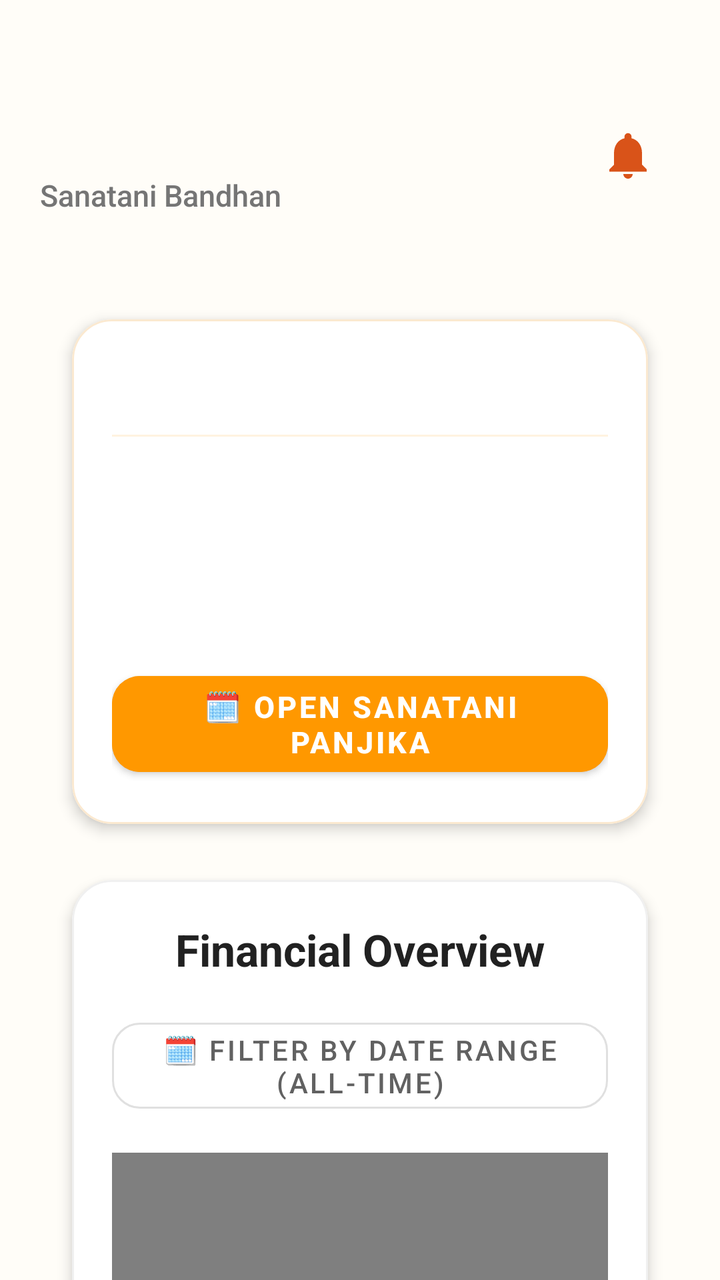
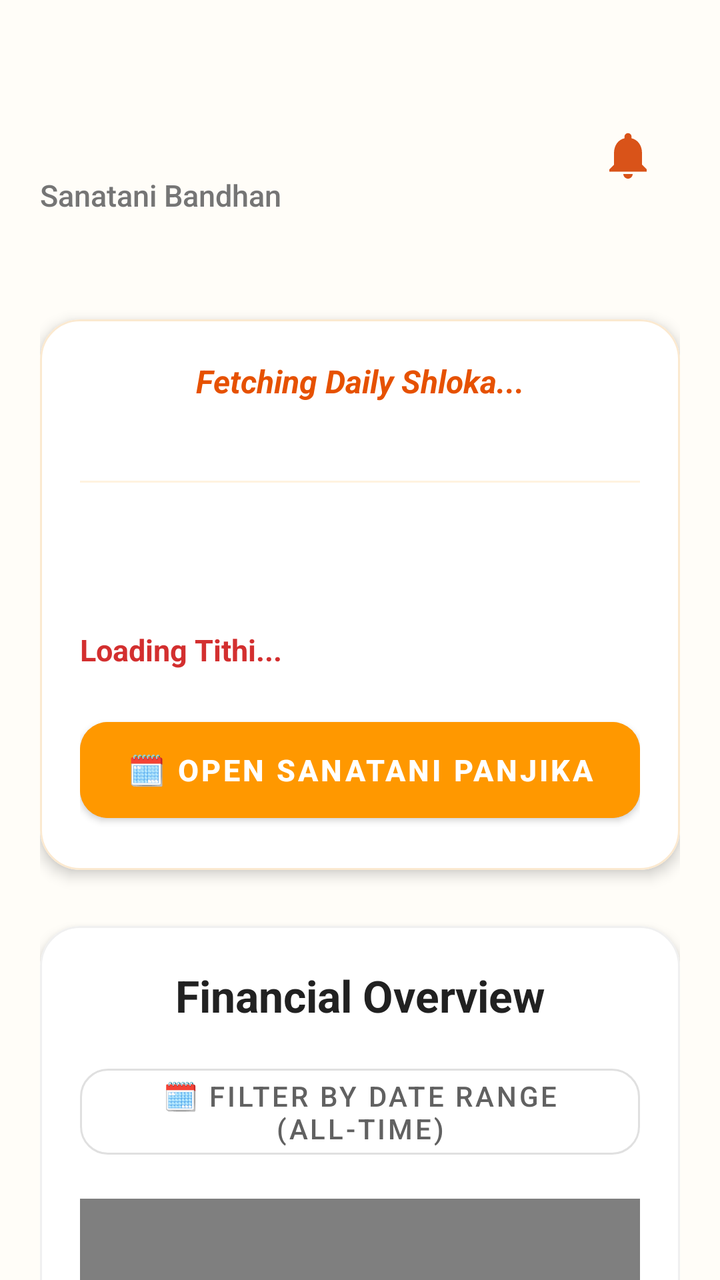

Screens rendered from an Android XML layout before and after an edit, with the pre-edit source and the edit as a unified diff.
<!-- AndroidManifest.xml: application theme Theme.MaterialComponents.Light.NoActionBar -->
<!-- res/layout/activity_dashboard.xml -->
<?xml version="1.0" encoding="utf-8"?>
<androidx.core.widget.NestedScrollView xmlns:android="http://schemas.android.com/apk/res/android"
    xmlns:app="http://schemas.android.com/apk/res-auto"
    xmlns:tools="http://schemas.android.com/tools"
    android:id="@+id/mainLayout"
    android:layout_width="match_parent"
    android:layout_height="match_parent"
    android:background="#FFFDF8"
    android:fillViewport="true">

    <LinearLayout
        android:layout_width="match_parent"
        android:layout_height="wrap_content"
        android:orientation="vertical"
        android:paddingHorizontal="20dp"
        android:paddingTop="24dp"
        android:paddingBottom="40dp">

        
        <com.google.android.material.card.MaterialCardView
            android:id="@+id/bannerCardContainer"
            android:layout_width="match_parent"
            android:layout_height="wrap_content"
            app:cardCornerRadius="20dp"
            app:cardElevation="0dp"
            app:cardBackgroundColor="@android:color/transparent"
            android:layout_marginBottom="24dp">

            <ImageView
                android:id="@+id/bannerImageView"
                android:layout_width="match_parent"
                android:layout_height="220dp"
                android:scaleType="centerCrop"
                android:visibility="gone"
                android:clickable="true"
                android:focusable="true"
                android:foreground="?attr/selectableItemBackground"
                android:contentDescription="Global Marketing Banner" />
        </com.google.android.material.card.MaterialCardView>

        
        <LinearLayout
            android:layout_width="match_parent"
            android:layout_height="wrap_content"
            android:orientation="horizontal"
            android:gravity="center_vertical"
            android:layout_marginBottom="28dp">

            <LinearLayout
                android:layout_width="0dp"
                android:layout_height="wrap_content"
                android:layout_weight="1"
                android:orientation="vertical"
                android:gravity="center_vertical|start"
                android:layout_marginEnd="16dp">

                <TextView
                    android:id="@+id/tvDashboardTitle"
                    android:layout_width="wrap_content"
                    android:layout_height="wrap_content"
                    android:textSize="28sp"
                    android:textStyle="bold"
                    android:textColor="#E65100"
                    android:fontFamily="sans-serif-black"
                    android:letterSpacing="-0.02"/>

                <TextView
                    android:id="@+id/tvDashboardBranding"
                    android:layout_width="wrap_content"
                    android:layout_height="wrap_content"
                    android:text="@string/app_name"
                    android:textSize="15sp"
                    android:textColor="#757575"
                    android:layout_marginTop="2dp"
                    android:fontFamily="sans-serif-medium"/>

                <com.google.android.material.button.MaterialButton
                    android:id="@+id/btnUpgradeBadge"
                    android:layout_width="wrap_content"
                    android:layout_height="36dp"
                    android:layout_marginTop="10dp"
                    android:text="⭐ SEVA FREE - UPGRADE"
                    android:textSize="11sp"
                    android:textStyle="bold"
                    android:textColor="#FFFFFF"
                    android:backgroundTint="#F26522"
                    app:cornerRadius="18dp"
                    android:insetTop="0dp"
                    android:insetBottom="0dp"
                    android:paddingHorizontal="16dp"
                    android:minHeight="0dp"
                    android:minWidth="0dp"
                    app:elevation="2dp"
                    android:visibility="gone"/>
            </LinearLayout>

            <FrameLayout
                android:id="@+id/btnNotificationCenter"
                android:layout_width="52dp"
                android:layout_height="52dp"
                android:background="?attr/selectableItemBackgroundBorderless"
                android:clickable="true"
                android:focusable="true">

                <ImageView
                    android:layout_width="28dp"
                    android:layout_height="28dp"
                    android:layout_gravity="center"
                    android:src="@drawable/ic_bell"
                    app:tint="#D95319"
                    android:contentDescription="Notification Center" />

                <com.google.android.material.card.MaterialCardView
                    android:id="@+id/badgeContainer"
                    android:layout_width="22dp"
                    android:layout_height="22dp"
                    android:layout_gravity="top|end"
                    android:layout_marginTop="4dp"
                    android:layout_marginEnd="4dp"
                    app:cardBackgroundColor="#D32F2F"
                    app:cardCornerRadius="11dp"
                    app:strokeWidth="2dp"
                    app:strokeColor="#FFFDF8"
                    android:visibility="gone">
                    <TextView
                        android:id="@+id/tvNotificationBadge"
                        android:layout_width="match_parent"
                        android:layout_height="match_parent"
                        android:text="0"
                        android:textColor="#FFFFFF"
                        android:textSize="10sp"
                        android:textStyle="bold"
                        android:gravity="center" />
                </com.google.android.material.card.MaterialCardView>
            </FrameLayout>
        </LinearLayout>

        
        <com.google.android.material.card.MaterialCardView
            android:id="@+id/quoteCard"
            android:layout_width="match_parent"
            android:layout_height="wrap_content"
            android:layout_marginHorizontal="16dp"
            android:layout_marginTop="24dp"
            app:cardBackgroundColor="#FFFFFF"
            app:cardCornerRadius="20dp"
            app:cardElevation="4dp"
            app:strokeWidth="1dp"
            app:strokeColor="#FBE9D0">

            <LinearLayout
                android:layout_width="match_parent"
                android:layout_height="wrap_content"
                android:orientation="vertical"
                android:padding="20dp">

                <TextView
                    android:id="@+id/shlokaText"
                    android:layout_width="match_parent"
                    android:layout_height="wrap_content"
                    android:textSize="16sp"
                    android:textStyle="bold|italic"
                    android:textColor="#E65100"
                    android:gravity="center"
                    android:layout_marginBottom="16dp"
                    android:lineSpacingExtra="4dp"/>

                <View
                    android:layout_width="match_parent"
                    android:layout_height="1dp"
                    android:background="#FFF3E0"
                    android:layout_marginBottom="16dp"/>

                <TextView
                    android:id="@+id/tvDateEnglish"
                    android:layout_width="match_parent"
                    android:layout_height="wrap_content"
                    android:textSize="16sp"
                    android:textColor="#212121"
                    android:textStyle="bold"/>

                <TextView
                    android:id="@+id/tvDateBengali"
                    android:layout_width="match_parent"
                    android:layout_height="wrap_content"
                    android:textSize="16sp"
                    android:textColor="#424242"
                    android:textStyle="bold"
                    android:layout_marginTop="6dp"/>

                <TextView
                    android:id="@+id/tvTithiAlert"
                    android:layout_width="match_parent"
                    android:layout_height="wrap_content"
                    android:textSize="15sp"
                    android:textColor="#D32F2F"
                    android:textStyle="bold"
                    android:layout_marginTop="8dp"/>

                <com.google.android.material.button.MaterialButton
                    android:id="@+id/btnPanjika"
                    android:layout_width="match_parent"
                    android:layout_height="60dp"
                    android:text="@string/btn_panjika"
                    android:textColor="#FFFFFF"
                    android:textSize="15sp"
                    android:textStyle="bold"
                    android:backgroundTint="#FF9800"
                    app:cornerRadius="14dp"
                    app:elevation="2dp"
                    android:layout_marginTop="20dp"/>
            </LinearLayout>
        </com.google.android.material.card.MaterialCardView>

        
        <com.google.android.material.card.MaterialCardView
            android:id="@+id/financialCard"
            android:layout_width="match_parent"
            android:layout_height="wrap_content"
            android:layout_marginHorizontal="16dp"
            android:layout_marginTop="28dp"
            app:cardBackgroundColor="#FFFFFF"
            app:cardCornerRadius="20dp"
            app:cardElevation="4dp"
            app:strokeWidth="1dp"
            app:strokeColor="#F0F0F0">

            <LinearLayout
                android:layout_width="match_parent"
                android:layout_height="wrap_content"
                android:orientation="vertical"
                android:padding="20dp">

                <TextView
                    android:layout_width="match_parent"
                    android:layout_height="wrap_content"
                    android:text="@string/txt_financial_overview"
                    android:textSize="22sp"
                    android:textStyle="bold"
                    android:textColor="#212121"
                    android:gravity="center"
                    android:layout_marginBottom="16dp"/>

                <com.google.android.material.button.MaterialButton
                    android:id="@+id/btnFilterChartDate"
                    style="@style/Widget.MaterialComponents.Button.OutlinedButton"
                    android:layout_width="match_parent"
                    android:layout_height="55dp"
                    android:text="@string/txt_filter_dates"
                    android:textColor="#616161"
                    app:strokeColor="#E0E0E0"
                    app:cornerRadius="14dp"
                    android:layout_marginBottom="16dp"/>

                <FrameLayout
                    android:id="@+id/pieChartContainer"
                    android:layout_width="match_parent"
                    android:layout_height="250dp">
                     <com.github.mikephil.charting.charts.PieChart
                         android:id="@+id/pieChart"
                         android:layout_width="match_parent"
                         android:layout_height="match_parent" />
                </FrameLayout>
            </LinearLayout>
        </com.google.android.material.card.MaterialCardView>

        <TextView
            android:id="@+id/tvOperationsHeader"
            android:layout_width="wrap_content"
            android:layout_height="wrap_content"
            android:text="Mandir Operations"
            android:textSize="18sp"
            android:textStyle="bold"
            android:textColor="#212121"
            android:layout_marginStart="20dp"
            android:layout_marginTop="32dp"
            android:layout_marginBottom="16dp"/>

        
        <LinearLayout
            android:id="@+id/gridRow1"
            android:layout_width="match_parent"
            android:layout_height="wrap_content"
            android:orientation="horizontal"
            android:weightSum="2"
            android:layout_marginHorizontal="14dp"
            android:layout_marginTop="16dp">
            <com.google.android.material.button.MaterialButton
                android:id="@+id/cardMembers"
                android:layout_width="0dp"
                android:layout_weight="1"
                android:layout_height="90dp"
                android:layout_margin="6dp"
                android:text="@string/btn_member_directory"
                android:textSize="13sp"
                android:textStyle="bold"
                app:cornerRadius="16dp"
                app:elevation="2dp"
                android:backgroundTint="#1E88E5"/>
            <com.google.android.material.button.MaterialButton
                android:id="@+id/cardDonations"
                android:layout_width="0dp"
                android:layout_weight="1"
                android:layout_height="90dp"
                android:layout_margin="6dp"
                android:text="@string/btn_smart_chanda"
                android:textSize="13sp"
                android:textStyle="bold"
                app:cornerRadius="16dp"
                app:elevation="2dp"
                android:backgroundTint="#43A047"/>
        </LinearLayout>

        <LinearLayout
            android:id="@+id/gridRow2"
            android:layout_width="match_parent"
            android:layout_height="wrap_content"
            android:orientation="horizontal"
            android:weightSum="2"
            android:layout_marginHorizontal="14dp">
            <com.google.android.material.button.MaterialButton
                android:id="@+id/cardExpenses"
                android:layout_width="0dp"
                android:layout_weight="1"
                android:layout_height="90dp"
                android:layout_margin="6dp"
                android:text="@string/btn_utsav_expenses"
                android:textSize="13sp"
                android:textStyle="bold"
                app:cornerRadius="16dp"
                app:elevation="2dp"
                android:backgroundTint="#E53935"/>
            <com.google.android.material.button.MaterialButton
                android:id="@+id/cardPolls"
                android:layout_width="0dp"
                android:layout_weight="1"
                android:layout_height="90dp"
                android:layout_margin="6dp"
                android:text="@string/btn_sanatani_polls"
                android:textSize="13sp"
                android:textStyle="bold"
                app:cornerRadius="16dp"
                app:elevation="2dp"
                android:backgroundTint="#FB8C00"/>
        </LinearLayout>

        <LinearLayout
            android:id="@+id/gridRow3"
            android:layout_width="match_parent"
            android:layout_height="wrap_content"
            android:orientation="horizontal"
            android:weightSum="2"
            android:layout_marginHorizontal="14dp">
            <com.google.android.material.button.MaterialButton
                android:id="@+id/cardEvents"
                android:layout_width="0dp"
                android:layout_weight="1"
                android:layout_height="90dp"
                android:layout_margin="6dp"
                android:text="@string/btn_mandir_events"
                android:textSize="13sp"
                android:textStyle="bold"
                app:cornerRadius="16dp"
                app:elevation="2dp"
                android:backgroundTint="#8E24AA"/>
            <com.google.android.material.button.MaterialButton
                android:id="@+id/cardComms"
                android:layout_width="0dp"
                android:layout_weight="1"
                android:layout_height="90dp"
                android:layout_margin="6dp"
                android:text="@string/btn_mass_sandesh"
                android:textSize="13sp"
                android:textStyle="bold"
                app:cornerRadius="16dp"
                app:elevation="2dp"
                android:backgroundTint="#00ACC1"/>
        </LinearLayout>

        <TextView
            android:id="@+id/tvUtilitiesHeader"
            android:layout_width="wrap_content"
            android:layout_height="wrap_content"
            android:text="System &amp; Utilities"
            android:textSize="18sp"
            android:textStyle="bold"
            android:textColor="#212121"
            android:layout_marginStart="20dp"
            android:layout_marginTop="32dp"
            android:layout_marginBottom="16dp"/>

        
        <LinearLayout
            android:layout_width="match_parent"
            android:layout_height="wrap_content"
            android:orientation="vertical"
            android:layout_marginHorizontal="20dp"
            android:layout_marginTop="16dp">

            <com.google.android.material.button.MaterialButton
                android:id="@+id/btnMyProfile"
                android:layout_width="match_parent"
                android:layout_height="64dp"
                android:layout_marginBottom="8dp"
                android:text="@string/btn_my_profile"
                android:textSize="15sp"
                android:textStyle="bold"
                app:cornerRadius="14dp"
                android:backgroundTint="#3949AB"/>

            <com.google.android.material.button.MaterialButton
                android:id="@+id/btnGenerateReports"
                android:layout_width="match_parent"
                android:layout_height="64dp"
                android:layout_marginBottom="8dp"
                android:text="@string/btn_generate_pdfs"
                android:textSize="15sp"
                android:textStyle="bold"
                app:cornerRadius="14dp"
                android:backgroundTint="#546E7A"/>

            <com.google.android.material.button.MaterialButton
                android:id="@+id/btnDownloadAudit"
                android:layout_width="match_parent"
                android:layout_height="64dp"
                android:layout_marginBottom="8dp"
                android:text="@string/btn_security_audit"
                android:textSize="15sp"
                android:textStyle="bold"
                app:cornerRadius="14dp"
                android:backgroundTint="#607D8B"/>

            <com.google.android.material.button.MaterialButton
                android:id="@+id/btnWorkspaceSettings"
                android:layout_width="match_parent"
                android:layout_height="64dp"
                android:layout_marginBottom="8dp"
                android:text="@string/btn_workspace_settings"
                android:textSize="15sp"
                android:textStyle="bold"
                app:cornerRadius="14dp"
                android:backgroundTint="#78909C"/>

            <com.google.android.material.button.MaterialButton
                android:id="@+id/btnChangeLanguage"
                android:layout_width="match_parent"
                android:layout_height="64dp"
                android:layout_marginBottom="8dp"
                android:text="@string/btn_change_language"
                android:textSize="15sp"
                android:textStyle="bold"
                app:cornerRadius="14dp"
                android:backgroundTint="#8D6E63"/>

            <com.google.android.material.button.MaterialButton
                android:id="@+id/btnHelpSupport"
                android:layout_width="match_parent"
                android:layout_height="64dp"
                android:layout_marginBottom="24dp"
                android:text="@string/btn_help_support"
                android:textSize="15sp"
                android:textStyle="bold"
                app:cornerRadius="14dp"
                android:backgroundTint="#00897B"/>

            
            <com.google.android.material.button.MaterialButton
                android:id="@+id/btnLogout"
                style="@style/Widget.MaterialComponents.Button.OutlinedButton"
                android:layout_width="match_parent"
                android:layout_height="64dp"
                android:layout_marginBottom="24dp"
                android:text="@string/btn_logout"
                android:textSize="15sp"
                android:textStyle="bold"
                android:textColor="#D32F2F"
                app:strokeColor="#FFCDD2"
                app:strokeWidth="2dp"
                app:cornerRadius="14dp"/>

        </LinearLayout>
    </LinearLayout>
</androidx.core.widget.NestedScrollView>
<!-- resources referenced by this layout -->
<resources>
  <!-- drawable ic_bell (drawable) -->
  <?xml version="1.0" encoding="utf-8"?>
  <vector xmlns:android="http://schemas.android.com/apk/res/android"
      android:width="24dp"
      android:height="24dp"
      android:viewportWidth="24"
      android:viewportHeight="24">
      <path
          android:fillColor="#E65100"
          android:pathData="M12,22c1.1,0 2,-0.9 2,-2h-4c0,1.1 0.9,2 2,2zM18,16v-5c0,-3.07 -1.63,-5.64 -4.5,-6.32V4c0,-0.83 -0.67,-1.5 -1.5,-1.5s-1.5,0.67 -1.5,1.5v0.68C7.64,5.36 6,7.92 6,11v5l-2,2v1h16v-1l-2,-2z" />
  </vector>
  <string name="app_name">Sanatani Bandhan</string>
  <string name="btn_change_language">🌐 Change Language</string>
  <string name="btn_generate_pdfs">📄 Generate Financial PDFs</string>
  <string name="btn_help_support">🆘 Help &amp; Support</string>
  <string name="btn_logout">Logout</string>
  <string name="btn_mandir_events">📅 Mandir Events</string>
  <string name="btn_mass_sandesh">📢 Mass Sandesh</string>
  <string name="btn_member_directory">👥 Member Directory</string>
  <string name="btn_my_profile">👤 MY DEVOTEE PROFILE</string>
  <string name="btn_panjika">🗓️ OPEN SANATANI PANJIKA</string>
  <string name="btn_sanatani_polls">🗳️ Sanatani Polls</string>
  <string name="btn_security_audit">🛡️ Download Security Audit</string>
  <string name="btn_smart_chanda">💰 Smart Chanda</string>
  <string name="btn_utsav_expenses">🪔 Utsav Expenses</string>
  <string name="btn_workspace_settings">⚙️ Workspace Settings</string>
  <string name="txt_filter_dates">🗓️ Filter by Date Range (All-Time)</string>
  <string name="txt_financial_overview">Financial Overview</string>
</resources>

<!-- the commit's change to res/layout/activity_dashboard.xml (unified diff, before → after) -->
@@ -140,7 +140,6 @@
             android:id="@+id/quoteCard"
             android:layout_width="match_parent"
             android:layout_height="wrap_content"
-            android:layout_marginHorizontal="16dp"
             android:layout_marginTop="24dp"
             app:cardBackgroundColor="#FFFFFF"
             app:cardCornerRadius="20dp"
@@ -158,12 +157,24 @@
                     android:id="@+id/shlokaText"
                     android:layout_width="match_parent"
                     android:layout_height="wrap_content"
+                    android:text="Fetching Daily Shloka..."
                     android:textSize="16sp"
                     android:textStyle="bold|italic"
                     android:textColor="#E65100"
                     android:gravity="center"
-                    android:layout_marginBottom="16dp"
+                    android:layout_marginBottom="4dp"
                     android:lineSpacingExtra="4dp"/>
+                    
+                
+                <TextView
+                    android:id="@+id/tvShlokaSource"
+                    android:layout_width="match_parent"
+                    android:layout_height="wrap_content"
+                    android:textSize="14sp"
+                    android:textStyle="italic"
+                    android:textColor="#E65100"
+                    android:gravity="center"
+                    android:layout_marginBottom="16dp"/>
 
                 <View
                     android:layout_width="match_parent"
@@ -192,6 +203,7 @@
                     android:id="@+id/tvTithiAlert"
                     android:layout_width="match_parent"
                     android:layout_height="wrap_content"
+                    android:text="Loading Tithi..."
                     android:textSize="15sp"
                     android:textColor="#D32F2F"
                     android:textStyle="bold"
@@ -217,7 +229,6 @@
             android:id="@+id/financialCard"
             android:layout_width="match_parent"
             android:layout_height="wrap_content"
-            android:layout_marginHorizontal="16dp"
             android:layout_marginTop="28dp"
             app:cardBackgroundColor="#FFFFFF"
             app:cardCornerRadius="20dp"
@@ -272,7 +283,7 @@
             android:textSize="18sp"
             android:textStyle="bold"
             android:textColor="#212121"
-            android:layout_marginStart="20dp"
+            android:layout_marginStart="4dp"
             android:layout_marginTop="32dp"
             android:layout_marginBottom="16dp"/>
 
@@ -283,14 +294,13 @@
             android:layout_height="wrap_content"
             android:orientation="horizontal"
             android:weightSum="2"
-            android:layout_marginHorizontal="14dp"
-            android:layout_marginTop="16dp">
+            android:layout_marginTop="8dp">
             <com.google.android.material.button.MaterialButton
                 android:id="@+id/cardMembers"
                 android:layout_width="0dp"
                 android:layout_weight="1"
                 android:layout_height="90dp"
-                android:layout_margin="6dp"
+                android:layout_marginEnd="6dp"
                 android:text="@string/btn_member_directory"
                 android:textSize="13sp"
                 android:textStyle="bold"
@@ -302,7 +312,7 @@
                 android:layout_width="0dp"
                 android:layout_weight="1"
                 android:layout_height="90dp"
-                android:layout_margin="6dp"
+                android:layout_marginStart="6dp"
                 android:text="@string/btn_smart_chanda"
                 android:textSize="13sp"
                 android:textStyle="bold"
@@ -317,13 +327,13 @@
             android:layout_height="wrap_content"
             android:orientation="horizontal"
             android:weightSum="2"
-            android:layout_marginHorizontal="14dp">
+            android:layout_marginTop="12dp">
             <com.google.android.material.button.MaterialButton
                 android:id="@+id/cardExpenses"
                 android:layout_width="0dp"
                 android:layout_weight="1"
                 android:layout_height="90dp"
-                android:layout_margin="6dp"
+                android:layout_marginEnd="6dp"
                 android:text="@string/btn_utsav_expenses"
                 android:textSize="13sp"
                 android:textStyle="bold"
@@ -335,7 +345,7 @@
                 android:layout_width="0dp"
                 android:layout_weight="1"
                 android:layout_height="90dp"
-                android:layout_margin="6dp"
+                android:layout_marginStart="6dp"
                 android:text="@string/btn_sanatani_polls"
                 android:textSize="13sp"
                 android:textStyle="bold"
@@ -350,13 +360,13 @@
             android:layout_height="wrap_content"
             android:orientation="horizontal"
             android:weightSum="2"
-            android:layout_marginHorizontal="14dp">
+            android:layout_marginTop="12dp">
             <com.google.android.material.button.MaterialButton
                 android:id="@+id/cardEvents"
                 android:layout_width="0dp"
                 android:layout_weight="1"
                 android:layout_height="90dp"
-                android:layout_margin="6dp"
+                android:layout_marginEnd="6dp"
                 android:text="@string/btn_mandir_events"
                 android:textSize="13sp"
                 android:textStyle="bold"
@@ -368,7 +378,7 @@
                 android:layout_width="0dp"
                 android:layout_weight="1"
                 android:layout_height="90dp"
-                android:layout_margin="6dp"
+                android:layout_marginStart="6dp"
                 android:text="@string/btn_mass_sandesh"
                 android:textSize="13sp"
                 android:textStyle="bold"
@@ -385,7 +395,7 @@
             android:textSize="18sp"
             android:textStyle="bold"
             android:textColor="#212121"
-            android:layout_marginStart="20dp"
+            android:layout_marginStart="4dp"
             android:layout_marginTop="32dp"
             android:layout_marginBottom="16dp"/>
 
@@ -394,14 +404,13 @@
             android:layout_width="match_parent"
             android:layout_height="wrap_content"
             android:orientation="vertical"
-            android:layout_marginHorizontal="20dp"
-            android:layout_marginTop="16dp">
+            android:layout_marginTop="8dp">
 
             <com.google.android.material.button.MaterialButton
                 android:id="@+id/btnMyProfile"
                 android:layout_width="match_parent"
                 android:layout_height="64dp"
-                android:layout_marginBottom="8dp"
+                android:layout_marginBottom="12dp"
                 android:text="@string/btn_my_profile"
                 android:textSize="15sp"
                 android:textStyle="bold"
@@ -412,7 +421,7 @@
                 android:id="@+id/btnGenerateReports"
                 android:layout_width="match_parent"
                 android:layout_height="64dp"
-                android:layout_marginBottom="8dp"
+                android:layout_marginBottom="12dp"
                 android:text="@string/btn_generate_pdfs"
                 android:textSize="15sp"
                 android:textStyle="bold"
@@ -423,7 +432,7 @@
                 android:id="@+id/btnDownloadAudit"
                 android:layout_width="match_parent"
                 android:layout_height="64dp"
-                android:layout_marginBottom="8dp"
+                android:layout_marginBottom="12dp"
                 android:text="@string/btn_security_audit"
                 android:textSize="15sp"
                 android:textStyle="bold"
@@ -434,7 +443,7 @@
                 android:id="@+id/btnWorkspaceSettings"
                 android:layout_width="match_parent"
                 android:layout_height="64dp"
-                android:layout_marginBottom="8dp"
+                android:layout_marginBottom="12dp"
                 android:text="@string/btn_workspace_settings"
                 android:textSize="15sp"
                 android:textStyle="bold"
@@ -445,7 +454,7 @@
                 android:id="@+id/btnChangeLanguage"
                 android:layout_width="match_parent"
                 android:layout_height="64dp"
-                android:layout_marginBottom="8dp"
+                android:layout_marginBottom="12dp"
                 android:text="@string/btn_change_language"
                 android:textSize="15sp"
                 android:textStyle="bold"
